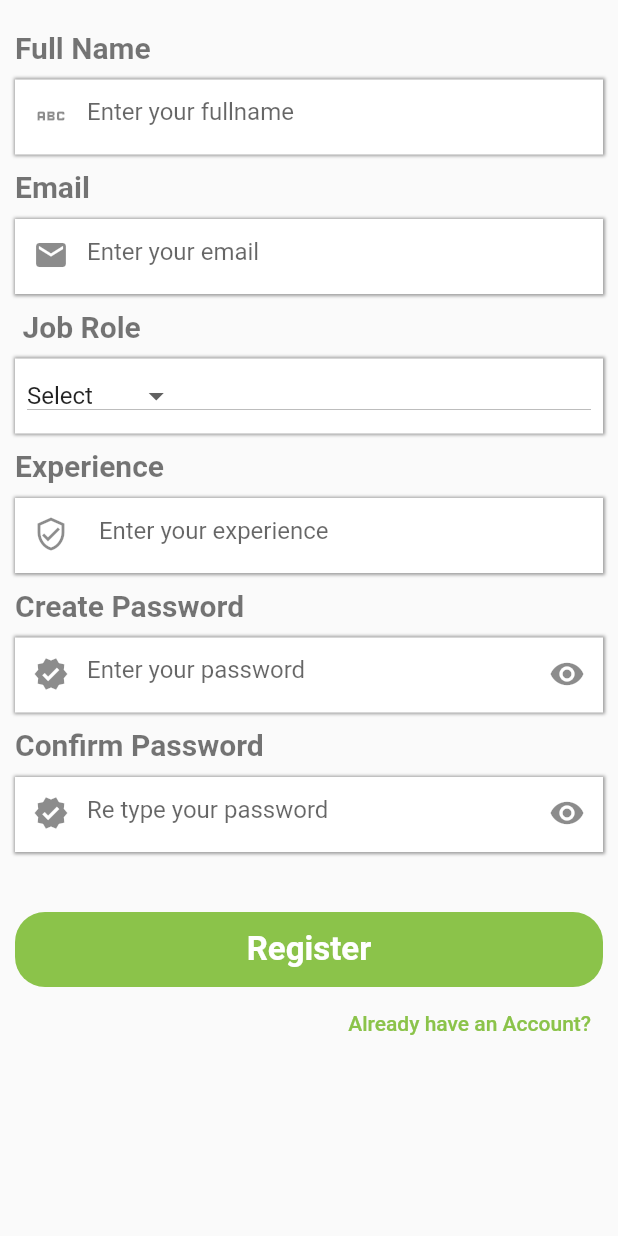
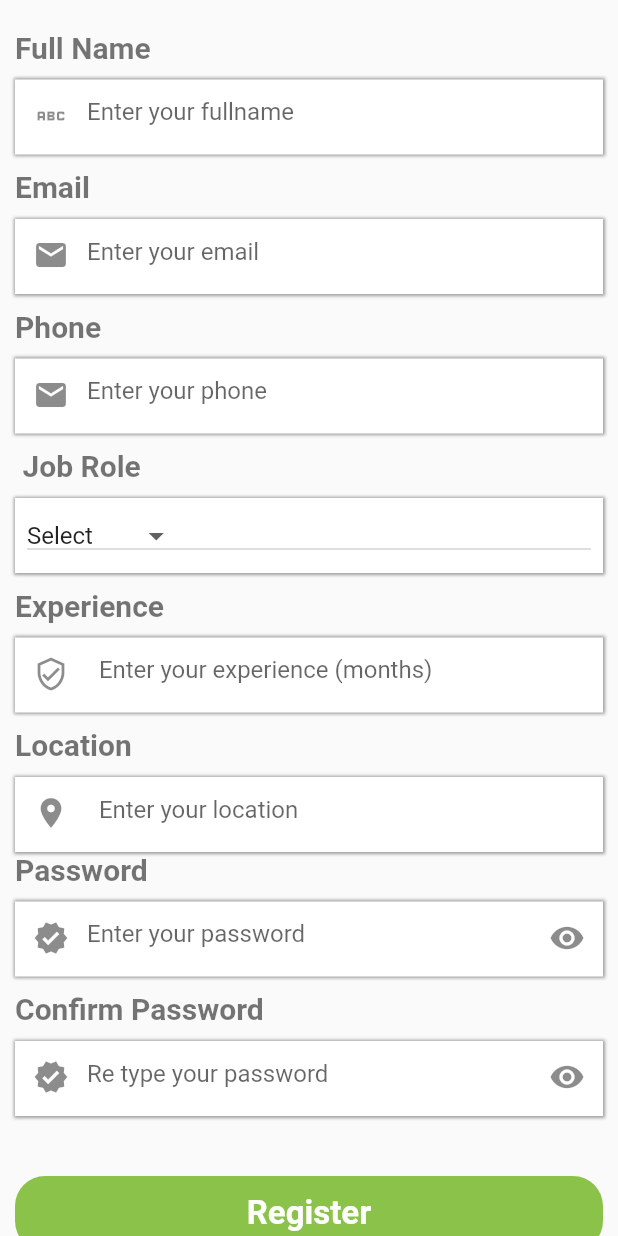
Before and after one commit to himal775/eService, a Flutter app: the workerSignUpPage screen opened directly, after a tap on "Register", on a phone screen of 412 x 824 dp. Run offline on Flutter 3.47's test engine with Material 2 defaults, Android fonts, the phone set to English and light mode, and no system bars; our stand-ins replace cloud_firestore, firebase_auth, firebase_core, firebase_messaging, flutter_riverpod, geocoding and 3 more; accounts and stored records are empty.

Commit message:
change in register page

```diff
--- a/lib/provider/authProvider.dart
+++ b/lib/provider/authProvider.dart
@@ -53,6 +53,8 @@ class AuthProvider {
       required String email,
       required String jobRole,
       required String experience,
+      required String location,
+      required String phoneNumber,
       required String password}) async {
     try {
       final response = await FirebaseAuth.instance
@@ -62,8 +64,13 @@ class AuthProvider {
       final userdata = FirebaseFirestore.instance.collection(jobRole).doc(uid);
 
       userdata.set({
+        'Id': uid,
         'FirstName': fullName,
         'email': email,
+        'Ratings': 0,
+        "Location": location,
+        "Phone Number": phoneNumber,
+        "Orders": [],
         'experience': experience,
         'uid': uid,
       });
--- a/lib/worker/workerRegister.dart
+++ b/lib/worker/workerRegister.dart
@@ -19,6 +19,8 @@ class _workerSignUpPageState extends State<workerSignUpPage> {
   final passwordController = TextEditingController();
   final repasswordController = TextEditingController();
   final experienceController = TextEditingController();
+  final locationController = TextEditingController();
+  final phoneController = TextEditingController();
 
   final _form = GlobalKey<FormState>();
   String initialValue = "Select";
@@ -110,6 +112,38 @@ class _workerSignUpPageState extends State<workerSignUpPage> {
                 height: 10,
               ),
               const Text(
+                "Phone",
+                style: TextStyle(
+                    color: Colors.black54,
+                    fontWeight: FontWeight.bold,
+                    fontSize: 20),
+              ),
+              const SizedBox(
+                height: 10,
+              ),
+              Container(
+                height: 50,
+                decoration:
+                    const BoxDecoration(color: Colors.white, boxShadow: [
+                  BoxShadow(blurRadius: 1, spreadRadius: 1, color: Colors.grey)
+                ]),
+                child: TextFormField(
+                  validator: (value) {
+                    if (value == null) {
+                      return "Please fill this form";
+                    } else {}
+                  },
+                  controller: phoneController,
+                  decoration: const InputDecoration(
+                      prefixIcon: Icon(Icons.email),
+                      border: InputBorder.none,
+                      hintText: "Enter your phone"),
+                ),
+              ),
+              SizedBox(
+                height: 10,
+              ),
+              const Text(
                 " Job Role",
                 style: TextStyle(
                     color: Colors.black54,
@@ -181,45 +215,44 @@ class _workerSignUpPageState extends State<workerSignUpPage> {
                   decoration: const InputDecoration(
                       prefixIcon: Icon(Icons.verified_user_outlined),
                       border: InputBorder.none,
-                      hintText: "  Enter your experience"),
+                      hintText: "  Enter your experience (months)"),
                 ),
               ),
               const SizedBox(
                 height: 10,
               ),
-              // const Text(
-              //   "Password",
-              //   style: TextStyle(
-              //       color: Colors.black54,
-              //       fontWeight: FontWeight.bold,
-              //       fontSize: 20),
-              // ),
-              // const SizedBox(
-              //   height: 10,
-              // ),
-              // Container(
-              //   height: 50,
-              //   decoration:
-              //       const BoxDecoration(color: Colors.white, boxShadow: [
-              //     BoxShadow(blurRadius: 1, spreadRadius: 1, color: Colors.grey)
-              //   ]),
-              //   child: TextFormField(
-              //     validator: (value) {
-              //       if (value == null) {
-              //         return "Please fill this form";
-              //       } else {}
-              //     },
-              //     controller: passwordController,
-              //     decoration: const InputDecoration(
-              //         prefixIcon: Icon(Icons.verified),
-              //         suffixIcon: Icon(Icons.visibility),
-              //         border: InputBorder.none,
-              //         hintText: "Enter your password"),
-              //   ),
-              // ),
-
               const Text(
-                "Create Password",
+                "Location",
+                style: TextStyle(
+                    color: Colors.black54,
+                    fontWeight: FontWeight.bold,
+                    fontSize: 20),
+              ),
+              const SizedBox(
+                height: 10,
+              ),
+              Container(
+                height: 50,
+                decoration:
+                    const BoxDecoration(color: Colors.white, boxShadow: [
+                  BoxShadow(blurRadius: 1, spreadRadius: 1, color: Colors.grey)
+                ]),
+                child: TextFormField(
+                  keyboardType: TextInputType.number,
+                  validator: (value) {
+                    if (value == null) {
+                      return "Please fill this form";
+                    } else {}
+                  },
+                  controller: locationController,
+                  decoration: const InputDecoration(
+                      prefixIcon: Icon(Icons.location_on),
+                      border: InputBorder.none,
+                      hintText: "  Enter your location"),
+                ),
+              ),
+              const Text(
+                "Password",
                 style: TextStyle(
                     color: Colors.black54,
                     fontWeight: FontWeight.bold,
@@ -295,6 +328,8 @@ class _workerSignUpPageState extends State<workerSignUpPage> {
                         fullName: fullNameController.text.trim(),
                         experience: experienceController.text.trim(),
                         jobRole: initialValue,
+                        location: locationController.text.trim(),
+                        phoneNumber: phoneController.text.trim(),
                         password: passwordController.text.trim());
                     if (response == "Success") {
                       Get.to(() => const LoginPage());
```
